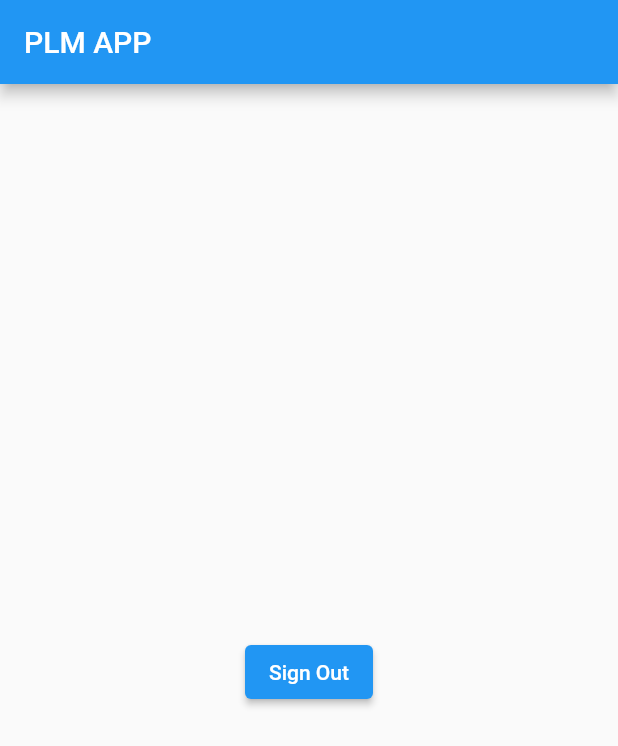
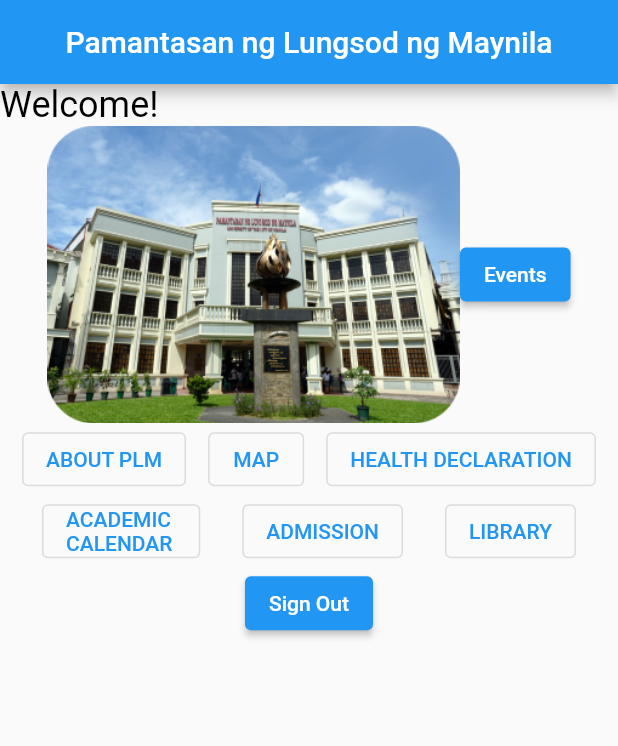
Before and after one commit to kya-nicoh/PLMAPP-authlogin, a Flutter app: the HomePage screen opened directly, on a phone screen of 412 x 824 dp. Shown: the top 746 px of the screen. Run offline on Flutter 3.47's test engine with Material 2 defaults, Android fonts, the phone set to English and light mode, and no system bars; our stand-ins replace firebase_auth, firebase_core, webview_flutter; accounts and stored records are empty.

Commit message:
Added landing page and updated Health declaration

```diff
--- a/lib/pages/home_page.dart
+++ b/lib/pages/home_page.dart
@@ -1,5 +1,6 @@
 import 'package:firebase_auth/firebase_auth.dart';
 import '../auth.dart';
+import '../pages/healthdeclaration.dart';
 import 'package:flutter/material.dart';
 
 class HomePage extends StatelessWidget {
@@ -30,20 +31,120 @@ class HomePage extends StatelessWidget {
   Widget build(BuildContext context) {
     return Scaffold(
         appBar: AppBar(
-        title: _title(),
+          automaticallyImplyLeading: false,
+          centerTitle: true,
+          title: const Text('Pamantasan ng Lungsod ng Maynila'),
         ),
-      body: Container(
-          height: double.infinity,
+        body: SingleChildScrollView(
+            child: Column(
+          // crossAxisAlignment: CrossAxisAlignment.center,
+          // mainAxisAlignment: MainAxisAlignment.center,
+          children: [
+            Container(
               width: double.infinity,
-          padding: const EdgeInsets.all(20),
-          child: Column(
+              child: const Text(
+                'Welcome!',
+                style: TextStyle(
+                  color: Colors.black,
+                  fontSize: 24,
+                ),
+              ),
+            ),
+            Row(
               crossAxisAlignment: CrossAxisAlignment.center,
               mainAxisAlignment: MainAxisAlignment.center,
-            children: <Widget>[
-              _userUid(),
+              children: [
+                Image.asset(
+                  'lib/images/plm.png',
+                  width: 275,
+                ),
+                Column(
+                  children: [
+                    // DATE,
+                    ElevatedButton(
+                      child: const Text('Events'),
+                      onPressed: () {
+                        debugPrint('Outlined Button');
+                      },
+                    ),
+                  ],
+                ),
+              ],
+            ),
+            Row(
+              mainAxisAlignment: MainAxisAlignment.spaceEvenly,
+              children: [
+                OutlinedButton(
+                  child: const Text('ABOUT PLM'),
+                  onPressed: () {
+                    debugPrint('Outlined Button');
+                  },
+                ),
+                OutlinedButton(
+                  child: const Text('MAP'),
+                  onPressed: () {
+                    debugPrint('Outlined Button');
+                  },
+                ),
+                OutlinedButton(
+                  child: const Text('HEALTH DECLARATION'),
+                  onPressed: () {
+                    Navigator.push(
+                        context,
+                        MaterialPageRoute(
+                            builder: (context) => const HealthDeclaration()));
+                  },
+                ),
+              ],
+            ),
+            Row(
+              mainAxisAlignment: MainAxisAlignment.spaceEvenly,
+              children: [
+                OutlinedButton(
+                  child: const Text('ACADEMIC \nCALENDAR'),
+                  onPressed: () {
+                    debugPrint('Outlined Button');
+                  },
+                ),
+                OutlinedButton(
+                  child: const Text('ADMISSION'),
+                  onPressed: () {
+                    debugPrint('Outlined Button');
+                  },
+                ),
+                OutlinedButton(
+                  child: const Text('LIBRARY'),
+                  onPressed: () {
+                    debugPrint('Outlined Button');
+                  },
+                ),
+              ],
+            ),
             _signOutButton(),
           ],
-          )),
-    );
+        )));
   }
+
+  // commented just in case need in the future
+  // @override
+  // Widget build(BuildContext context) {
+  //   return Scaffold(
+  //     appBar: AppBar(
+  //       title: _title(),
+  //     ),
+  //     body: Container(
+  //       height: double.infinity,
+  //       width: double.infinity,
+  //       padding: const EdgeInsets.all(20),
+  //       child: Column(
+  //         crossAxisAlignment: CrossAxisAlignment.center,
+  //         mainAxisAlignment: MainAxisAlignment.center,
+  //         children: <Widget>[
+  //           _userUid(),
+  //           _signOutButton(),
+  //         ],
+  //       ),
+  //     ),
+  //   );
+  // }
 }
```
Also changed, not shown: lib/pages/healthdeclaration.dart (+9 -6 lines). Lines whose indentation alone changed are shown as unchanged.
